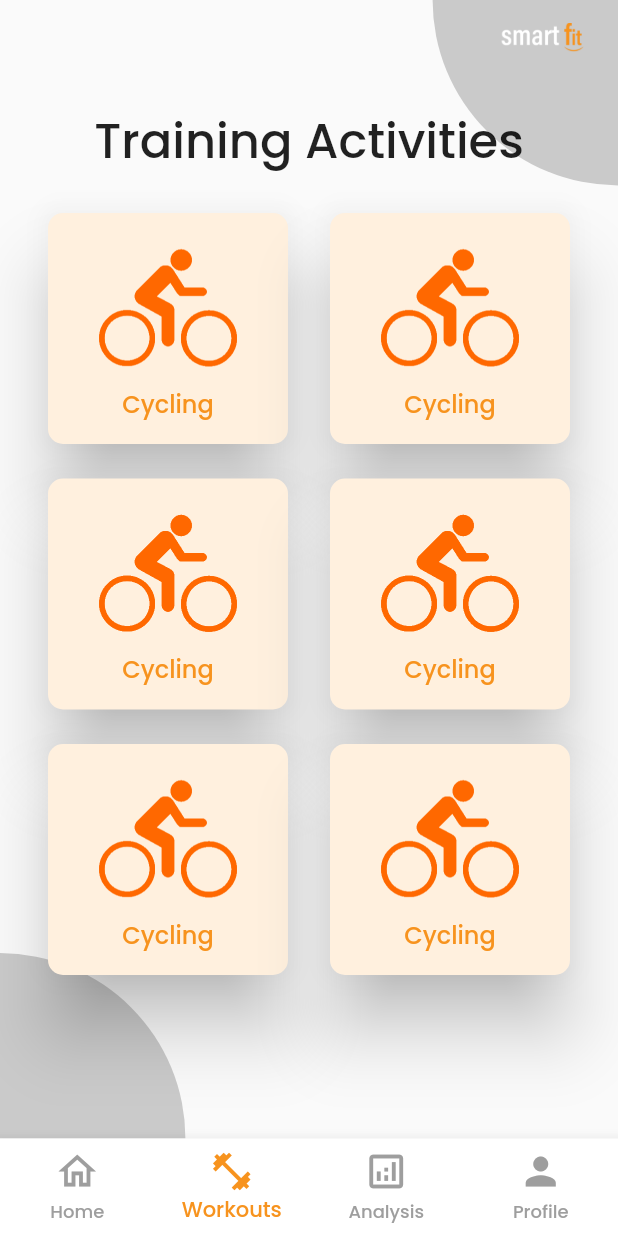
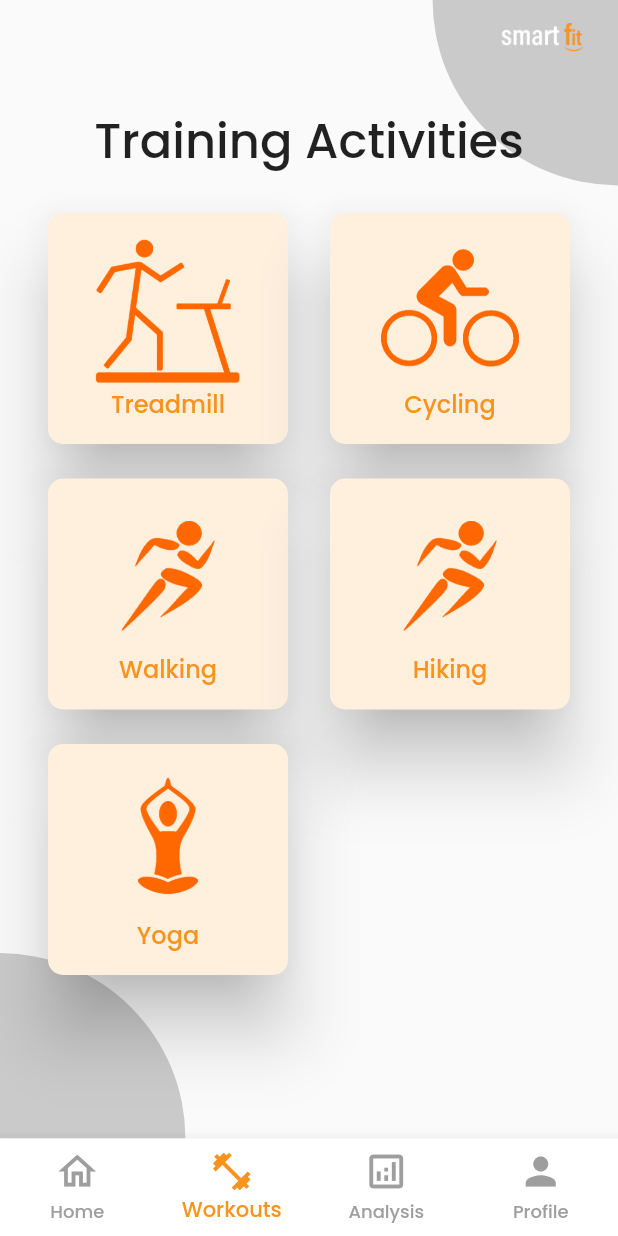
Before and after one commit to charbel-ayrouth/smartfit, a Flutter app: the screen it shows once a user with an empty profile is signed in, item 2 of the bottom bar chosen, on a phone screen of 412 x 824 dp. Run offline on Flutter 3.47's test engine with Material 2 defaults, Android fonts, the phone set to English and light mode, and no system bars; our stand-ins replace cloud_firestore, firebase_auth, firebase_core, firebase_storage, flutter_spinkit, image_picker; accounts and stored records are empty.

Commit message:
workout details

```diff
--- a/lib/screens/workout/components/training_card.dart
+++ b/lib/screens/workout/components/training_card.dart
@@ -4,17 +4,20 @@ import 'package:smartfit/shared/constants.dart';
 class TrainingCard extends StatelessWidget {
   final String workoutName;
   final String imageUrl;
-  TrainingCard({
-    required this.workoutName,
+  final void Function()? onPress;
+  TrainingCard(
+      {required this.workoutName,
       required this.imageUrl,
-  });
+      required this.onPress});
 
   @override
   Widget build(BuildContext context) {
-    return Card(
+    return GestureDetector(
+      onTap: onPress,
+      child: Card(
         elevation: 20,
         shadowColor: Colors.black,
-      color: Color(0xFFFFF0DE),
+        color: kWorkoutPrimaryColor,
         shape: RoundedRectangleBorder(borderRadius: BorderRadius.circular(10)),
         child: Padding(
           padding: const EdgeInsets.symmetric(
@@ -22,7 +25,6 @@ class TrainingCard extends StatelessWidget {
             vertical: 15,
           ),
           child: Column(
-          // mainAxisAlignment: MainAxisAlignment.center,
             children: [
               Image.asset(
                 imageUrl,
@@ -31,7 +33,7 @@ class TrainingCard extends StatelessWidget {
               ),
               Text(
                 workoutName,
-              style: TextStyle(
+                style: const TextStyle(
                   fontSize: 16,
                   fontWeight: FontWeight.w500,
                   color: kPrimaryColor,
@@ -40,6 +42,7 @@ class TrainingCard extends StatelessWidget {
             ],
           ),
         ),
+      ),
     );
   }
 }
--- a/lib/screens/workout/workout_page.dart
+++ b/lib/screens/workout/workout_page.dart
@@ -1,6 +1,7 @@
 import 'package:flutter/material.dart';
 import 'package:smartfit/screens/profile/components/logo.dart';
 import 'package:smartfit/screens/workout/components/training_card.dart';
+import 'package:smartfit/screens/workout_progress/workout_progress.dart';
 import 'package:smartfit/shared/background.dart';
 import 'package:smartfit/shared/constants.dart';
 
@@ -44,28 +45,34 @@ class WorkoutPage extends StatelessWidget {
                   runSpacing: 15,
                   children: [
                     TrainingCard(
-                      workoutName: "Cycling",
-                      imageUrl: 'assets/images/cycling.png',
+                      workoutName: "Treadmill",
+                      imageUrl: 'assets/images/treadmill.png',
+                      onPress: () {
+                        Navigator.push(
+                            context,
+                            MaterialPageRoute(
+                                builder: ((context) => WorkoutProgress())));
+                      },
                     ),
                     TrainingCard(
                       workoutName: "Cycling",
                       imageUrl: 'assets/images/cycling.png',
+                      onPress: () {},
                     ),
                     TrainingCard(
-                      workoutName: "Cycling",
-                      imageUrl: 'assets/images/cycling.png',
+                      workoutName: "Walking",
+                      imageUrl: 'assets/images/running.png',
+                      onPress: () {},
                     ),
                     TrainingCard(
-                      workoutName: "Cycling",
-                      imageUrl: 'assets/images/cycling.png',
+                      workoutName: "Hiking",
+                      imageUrl: 'assets/images/running.png',
+                      onPress: () {},
                     ),
                     TrainingCard(
-                      workoutName: "Cycling",
-                      imageUrl: 'assets/images/cycling.png',
-                    ),
-                    TrainingCard(
-                      workoutName: "Cycling",
-                      imageUrl: 'assets/images/cycling.png',
+                      workoutName: "Yoga",
+                      imageUrl: 'assets/images/yoga.png',
+                      onPress: () {},
                     ),
                   ],
                 )
--- a/lib/shared/constants.dart
+++ b/lib/shared/constants.dart
@@ -16,3 +16,4 @@ const kSecondaryOrange = Color(0x99F7931E);
 const kInputColor = Color(0xFFfcd9b0);
 const kGrey = Color(0x75919191);
 const kHintTextColor = Color(0xFFCBCBCB);
+const kWorkoutPrimaryColor = Color(0xFFFFF0DE);
--- a/pubspec.yaml
+++ b/pubspec.yaml
@@ -42,6 +42,7 @@ dependencies:
   file_picker: ^4.5.1
   image_picker: ^0.8.5
   path_provider: ^2.0.9
+  intl: ^0.17.0
 
 dev_dependencies:
   flutter_test:
```
Also changed, not shown: lib/screens/workout_progress/workout_progress.dart (added, +83 -0 lines), pubspec.lock. Lines whose indentation alone changed are shown as unchanged.
